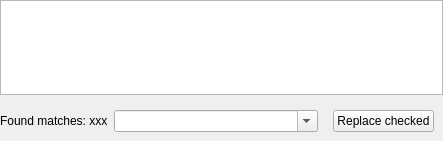
Above: kate/plugins/search/results.ui from KDE/kate before the change. Below: the same form after it.
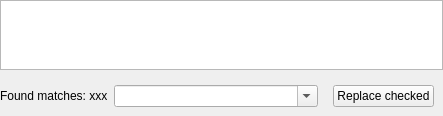
That is the form after the change. Custom widgets are drawn as their Qt base class.

Commit message: Fix result layout

Diff of the .ui file:
```diff
--- a/kate/plugins/search/results.ui
+++ b/kate/plugins/search/results.ui
@@ -7,7 +7,7 @@
     <x>0</x>
     <y>0</y>
     <width>443</width>
-    <height>141</height>
+    <height>108</height>
    </rect>
   </property>
   <layout class="QGridLayout" name="gridLayout" columnstretch="0,1,0">
```
Left out of the diff: 2 changed lines with no effect on the pictures.
